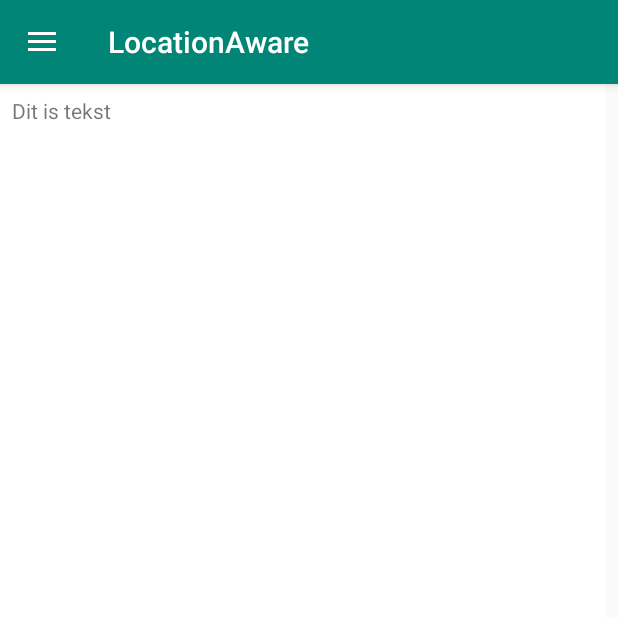
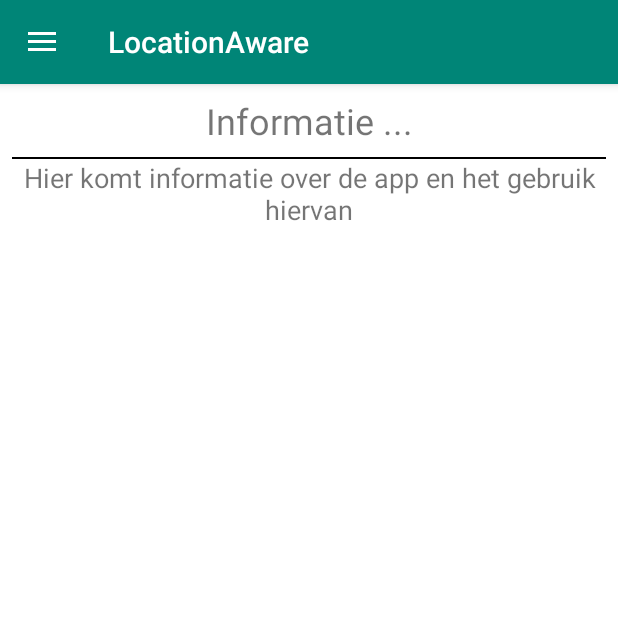
Before and after one commit to SanderQuist/LocationAware, an Android app: the fragment MainFragment placed in its activity, on a phone screen of 412 x 824 dp, the top half of it. Run offline under Robolectric (Android 15) with nearby library versions, the phone set to English and light mode, and no system bars.

Commit message:
permission for location

```diff
--- a/app/src/main/java/com/example/sander/locationaware/MainFragment.java
+++ b/app/src/main/java/com/example/sander/locationaware/MainFragment.java
@@ -2,6 +2,8 @@ package com.example.sander.locationaware;
 
 
 import android.Manifest;
+import android.app.ActionBar;
+import android.content.Intent;
 import android.content.pm.PackageManager;
 import android.location.Criteria;
 import android.location.Location;
@@ -14,6 +16,9 @@ import android.support.v4.app.ActivityCompat;
 import android.support.v4.app.Fragment;
 import android.support.v4.app.FragmentActivity;
 import android.support.v4.content.ContextCompat;
+import android.support.v4.view.GravityCompat;
+import android.support.v4.widget.DrawerLayout;
+import android.view.KeyEvent;
 import android.view.LayoutInflater;
 import android.view.View;
 import android.view.ViewGroup;
@@ -42,19 +47,47 @@ import static android.support.v4.content.ContextCompat.getSystemService;
 
 public class MainFragment extends android.support.v4.app.Fragment  {
 
-    TextView tekst;
+    TextView textname;
+    TextView textinfo;
 
 
+//    public void onCreate(Bundle savedInstanceState) {
+//        super.onCreate(savedInstanceState);
+//        shouldDisplayHomeUp();
+//    }
     @Nullable
     @Override
-    public View onCreateView(@NonNull LayoutInflater inflater, @Nullable ViewGroup container, @Nullable Bundle savedInstanceState) {
+    public View onCreateView(@NonNull final LayoutInflater inflater, @Nullable ViewGroup container, @Nullable Bundle savedInstanceState) {
         View v = inflater.inflate(R.layout.fragment_main, container, false);
 
-        tekst = v.findViewById(R.id.textView);
+
+
+        textname = v.findViewById(R.id.txt_name_id);
+        textname.setText(R.string.InfoApp);
+
+        textinfo = v.findViewById(R.id.txt_info_id);
+        textinfo.setText(R.string.TxtInfoApp);
+
+
+
+//        this.getView().setOnKeyListener( new View.OnKeyListener()
+//        {
+//            @Override
+//            public boolean onKey( View v, int keyCode, KeyEvent event )
+//            {
+//                if( keyCode == KeyEvent.KEYCODE_BACK )
+//                {
+//                    Intent intent = new Intent(this, MapsActivity.class);
+//                    startActivity(intent);
+//
+//                    return true;
+//                }
+//                return false;
+//            }
+//        } );
 
         return v;
     }
 
 
-
 }
--- a/app/src/main/java/com/example/sander/locationaware/MapsActivity.java
+++ b/app/src/main/java/com/example/sander/locationaware/MapsActivity.java
@@ -9,7 +9,9 @@ import android.support.v4.app.ActivityCompat;
 import android.support.v4.app.Fragment;
 import android.support.v4.app.FragmentActivity;
 import android.os.Bundle;
+import android.support.v4.app.FragmentManager;
 import android.support.v4.app.FragmentTransaction;
+import android.support.v4.content.ContextCompat;
 import android.support.v4.view.GravityCompat;
 import android.support.v4.widget.DrawerLayout;
 import android.support.v7.app.ActionBarDrawerToggle;
@@ -40,6 +42,7 @@ public class MapsActivity extends AppCompatActivity implements OnMapReadyCallbac
 
 
 
+
         dl = (DrawerLayout)findViewById(R.id.dl);
         ab = new ActionBarDrawerToggle(this, dl, R.string.OpenAB, R.string.CloseAB);
         ab.setDrawerIndicatorEnabled(true);
@@ -59,6 +62,10 @@ public class MapsActivity extends AppCompatActivity implements OnMapReadyCallbac
                 return true;
             }
         });
+
+
+
+
     }
     @Override
     public void onBackPressed() {
@@ -78,13 +85,21 @@ public class MapsActivity extends AppCompatActivity implements OnMapReadyCallbac
 
     @Override
     public void onMapReady(GoogleMap googleMap) {
-
+        if (ContextCompat.checkSelfPermission(getApplicationContext(),
+                Manifest.permission.ACCESS_FINE_LOCATION)
+                != PackageManager.PERMISSION_GRANTED) {
+            if (ActivityCompat.shouldShowRequestPermissionRationale(this,
+                    Manifest.permission.ACCESS_FINE_LOCATION)) {
+            } else {
+                ActivityCompat.requestPermissions(this, new String[]{Manifest.permission.ACCESS_FINE_LOCATION}, 1);
+            }
+        } else { }
+        googleMap.setMyLocationEnabled(true);
         LatLng kladde = new LatLng(51.564998,   4.266931);
         googleMap.addMarker(new MarkerOptions().position(kladde).title(" Marker Kladde"));
         googleMap.moveCamera(CameraUpdateFactory.newLatLng(kladde));
-//        LatLng kladde = new LatLng(51.591431,  4.778150);
-//        googleMap.setMyLocationEnabled(true);
-//        googleMap.setMapType(GoogleMap.MAP_TYPE_HYBRID);
+
+        googleMap.setMapType(GoogleMap.MAP_TYPE_SATELLITE);
           googleMap.moveCamera(CameraUpdateFactory.newLatLngZoom(kladde, 16));
 //        googleMap.setMinZoomPreference(10);
 //        googleMap.setMaxZoomPreference(22);
@@ -98,14 +113,10 @@ public class MapsActivity extends AppCompatActivity implements OnMapReadyCallbac
         Fragment fragment = null;
 
         switch(id){
-            case R.id.Maps:
-                Intent intent = new Intent(this, MapsActivity.class);
-                startActivity(intent);
-
-                break;
             case R.id.info:
                 fragment = new MainFragment();
                 displaySelectedFragment(fragment);
+
                 break;
 
         }
@@ -120,4 +131,21 @@ public class MapsActivity extends AppCompatActivity implements OnMapReadyCallbac
         fragmentTransaction.replace(R.id.frameId,fragment);
         fragmentTransaction.commit();
     }
+    public void onRequestPermissionsResult(int requestCode, String permissions[], int[] grantResults) {
+        switch (requestCode) {
+            case 1: {
+
+                if (grantResults.length > 0
+                        && grantResults[0] == PackageManager.PERMISSION_GRANTED) {
+
+                } else {
+                    System.out.println(" denied access by user");
+                }
+                return;
+            }
+
+            // other 'case' lines to check for other
+            // permissions this app might request.
+        }
+    }
 }
--- a/app/src/main/res/layout/fragment_main.xml
+++ b/app/src/main/res/layout/fragment_main.xml
@@ -14,7 +14,6 @@
             android:id="@+id/imageView"
             android:layout_width="0dp"
             android:layout_height="0dp"
-            android:layout_marginEnd="8dp"
             android:src="@android:color/background_light"
             app:layout_constraintBottom_toBottomOf="parent"
             app:layout_constraintEnd_toEndOf="parent"
@@ -22,14 +21,43 @@
             app:layout_constraintTop_toTopOf="parent" />
 
         <TextView
-            android:id="@+id/textView"
-            android:layout_width="wrap_content"
+            android:id="@+id/txt_name_id"
+            android:layout_width="0dp"
             android:layout_height="wrap_content"
             android:layout_marginStart="8dp"
             android:layout_marginTop="8dp"
-            android:text="Dit is tekst"
+            android:layout_marginEnd="8dp"
+            android:textAlignment="center"
+            android:textSize="24sp"
+            app:layout_constraintEnd_toEndOf="parent"
             app:layout_constraintStart_toStartOf="parent"
             app:layout_constraintTop_toTopOf="parent" />
 
+        <TextView
+            android:id="@+id/txt_info_id"
+            android:layout_width="0dp"
+            android:layout_height="0dp"
+            android:layout_marginStart="8dp"
+            android:layout_marginEnd="8dp"
+            android:layout_marginBottom="8dp"
+            android:textAlignment="center"
+            android:textSize="18sp"
+            app:layout_constraintBottom_toBottomOf="parent"
+            app:layout_constraintEnd_toEndOf="parent"
+            app:layout_constraintStart_toStartOf="parent"
+            app:layout_constraintTop_toBottomOf="@+id/view" />
+
+        <View
+            android:id="@+id/view"
+            android:layout_width="0dp"
+            android:layout_height="1dp"
+            android:layout_marginStart="8dp"
+            android:layout_marginTop="8dp"
+            android:layout_marginEnd="8dp"
+            android:background="@color/black"
+            app:layout_constraintEnd_toEndOf="parent"
+            app:layout_constraintStart_toStartOf="parent"
+            app:layout_constraintTop_toBottomOf="@+id/txt_name_id" />
+
     </android.support.constraint.ConstraintLayout>
 </FrameLayout>
--- a/app/src/main/res/menu/navigation_menu.xml
+++ b/app/src/main/res/menu/navigation_menu.xml
@@ -4,11 +4,7 @@
 
 
     <group android:checkableBehavior="single">
-        <item
-            android:id= "@+id/Maps"
-            android:title="@string/Map">
-            //android:icon= "">
-        </item>
+
         <item
             android:id= "@+id/info"
             android:title="@string/Info">
--- a/app/src/main/res/values/strings.xml
+++ b/app/src/main/res/values/strings.xml
@@ -9,4 +9,6 @@
     <string name="title_activity_maps">Map</string>
     <string name="Map">Map</string>
     <string name="Info">Info</string>
+    <string name="InfoApp">Informatie ...</string>
+    <string name="TxtInfoApp">Hier komt informatie over de app en het gebruik hiervan</string>
 </resources>
```
